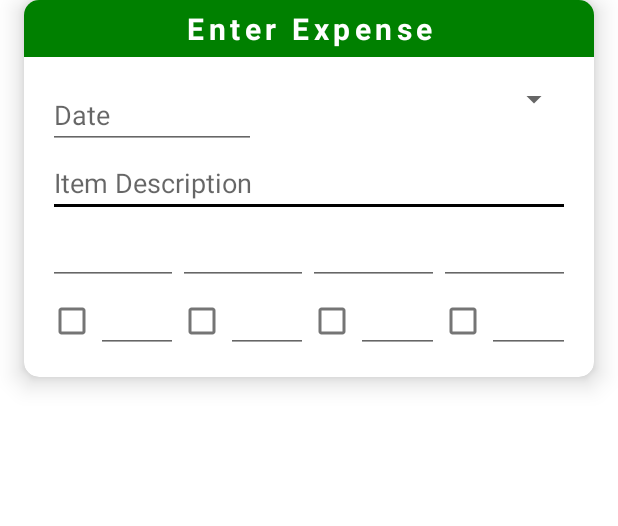
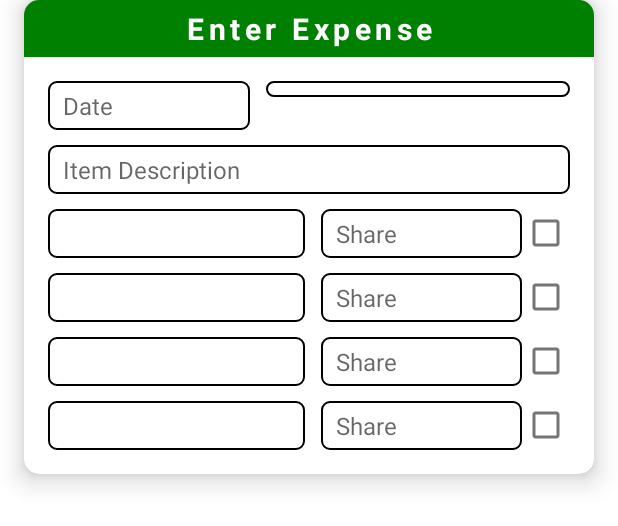
Before and after one commit to Masum-MSNR/expense-updater, an Android app: the layout dialog_entry_area.xml on its own in the app's theme, with its tools: preview values and no code run, on a phone screen of 412 x 824 dp. Shown: the top 526 px of the screen. Run offline under Robolectric (Android 15) with nearby library versions, the phone set to English and light mode, and no system bars.

Commit message:
progress continues

```diff
--- /dev/null
+++ b/app/src/main/res/drawable/rounded_bg.xml
@@ -0,0 +1,5 @@
+<?xml version="1.0" encoding="utf-8"?>
+<shape xmlns:android="http://schemas.android.com/apk/res/android">
+    <stroke android:width="1dp" />
+    <corners android:radius="5dp" />
+</shape>
--- a/app/src/main/res/layout/dialog_entry_area.xml
+++ b/app/src/main/res/layout/dialog_entry_area.xml
@@ -47,140 +47,233 @@
                         android:id="@+id/et_date"
                         android:layout_width="0dp"
                         android:layout_height="wrap_content"
+                        android:layout_marginEnd="5dp"
                         android:layout_weight="4"
+                        android:background="@drawable/rounded_bg"
                         android:clickable="false"
                         android:cursorVisible="false"
                         android:focusable="false"
                         android:focusableInTouchMode="false"
                         android:hint="@string/date"
-                        android:inputType="date" />
+                        android:inputType="date"
+                        android:paddingHorizontal="10dp"
+                        android:paddingVertical="5dp"
+                        android:textSize="16sp" />
 
                     <Spinner
                         android:id="@+id/sp_category"
                         android:layout_width="0dp"
                         android:layout_height="wrap_content"
-                        android:layout_weight="6" />
+                        android:layout_marginStart="5dp"
+                        android:layout_weight="6"
+                        android:background="@drawable/rounded_bg"
+                        android:paddingHorizontal="10dp"
+                        android:paddingVertical="5dp" />
                 </LinearLayout>
 
                 <EditText
                     android:id="@+id/et_item_description"
                     android:layout_width="match_parent"
                     android:layout_height="wrap_content"
-                    android:hint="@string/item_description" />
+                    android:layout_marginTop="10dp"
+                    android:background="@drawable/rounded_bg"
+                    android:hint="@string/item_description"
+                    android:paddingHorizontal="10dp"
+                    android:paddingVertical="5dp"
+                    android:textSize="16sp" />
 
                 <LinearLayout
                     android:layout_width="match_parent"
                     android:layout_height="wrap_content"
+                    android:layout_marginTop="10dp"
                     android:orientation="horizontal"
-                    android:weightSum="8">
+                    android:weightSum="10">
 
                     <EditText
                         android:id="@+id/et_paid_1"
                         android:layout_width="0dp"
                         android:layout_height="wrap_content"
-                        android:layout_weight="2" />
+                        android:layout_marginEnd="5dp"
+                        android:layout_weight="5"
+                        android:background="@drawable/rounded_bg"
+                        android:paddingHorizontal="10dp"
+                        android:paddingVertical="5dp"
+                        android:textSize="16sp" />
+
+                    <RelativeLayout
+                        android:layout_width="0dp"
+                        android:layout_height="wrap_content"
+                        android:layout_weight="5"
+                        android:orientation="horizontal">
+
+
+                        <EditText
+                            android:id="@+id/et_share_1"
+                            android:layout_width="match_parent"
+                            android:layout_height="wrap_content"
+                            android:layout_marginStart="5dp"
+                            android:layout_toStartOf="@id/cb_share_1"
+                            android:background="@drawable/rounded_bg"
+                            android:hint="@string/share"
+                            android:paddingHorizontal="10dp"
+                            android:paddingVertical="5dp"
+                            android:textSize="16sp" />
+
+
+                        <CheckBox
+                            android:id="@+id/cb_share_1"
+                            android:layout_width="wrap_content"
+                            android:layout_height="wrap_content"
+                            android:layout_alignParentEnd="true"
+                            android:minWidth="10dp"
+                            android:minHeight="10dp" />
+                    </RelativeLayout>
+                </LinearLayout>
+
+                <LinearLayout
+                    android:layout_width="match_parent"
+                    android:layout_height="wrap_content"
+                    android:layout_marginTop="10dp"
+                    android:orientation="horizontal"
+                    android:weightSum="10">
 
                     <EditText
                         android:id="@+id/et_paid_2"
                         android:layout_width="0dp"
                         android:layout_height="wrap_content"
-                        android:layout_weight="2" />
+                        android:layout_marginEnd="5dp"
+                        android:layout_weight="5"
+                        android:background="@drawable/rounded_bg"
+                        android:paddingHorizontal="10dp"
+                        android:paddingVertical="5dp"
+                        android:textSize="16sp" />
+
+                    <RelativeLayout
+                        android:layout_width="0dp"
+                        android:layout_height="wrap_content"
+                        android:layout_weight="5"
+                        android:orientation="horizontal">
+
+
+                        <EditText
+                            android:id="@+id/et_share_2"
+                            android:layout_width="match_parent"
+                            android:layout_height="wrap_content"
+                            android:layout_marginStart="5dp"
+                            android:layout_toStartOf="@id/cb_share_2"
+                            android:background="@drawable/rounded_bg"
+                            android:hint="@string/share"
+                            android:paddingHorizontal="10dp"
+                            android:paddingVertical="5dp"
+                            android:textSize="16sp" />
+
+
+                        <CheckBox
+                            android:id="@+id/cb_share_2"
+                            android:layout_width="wrap_content"
+                            android:layout_height="wrap_content"
+                            android:layout_alignParentEnd="true"
+                            android:minWidth="10dp"
+                            android:minHeight="10dp" />
+                    </RelativeLayout>
+                </LinearLayout>
+
+                <LinearLayout
+                    android:layout_width="match_parent"
+                    android:layout_height="wrap_content"
+                    android:layout_marginTop="10dp"
+                    android:orientation="horizontal"
+                    android:weightSum="10">
 
                     <EditText
                         android:id="@+id/et_paid_3"
                         android:layout_width="0dp"
                         android:layout_height="wrap_content"
-                        android:layout_weight="2" />
+                        android:layout_marginEnd="5dp"
+                        android:layout_weight="5"
+                        android:background="@drawable/rounded_bg"
+                        android:paddingHorizontal="10dp"
+                        android:paddingVertical="5dp"
+                        android:textSize="16sp" />
+
+                    <RelativeLayout
+                        android:layout_width="0dp"
+                        android:layout_height="wrap_content"
+                        android:layout_weight="5"
+                        android:orientation="horizontal">
+
+
+                        <EditText
+                            android:id="@+id/et_share_3"
+                            android:layout_width="match_parent"
+                            android:layout_height="wrap_content"
+                            android:layout_marginStart="5dp"
+                            android:layout_toStartOf="@id/cb_share_3"
+                            android:background="@drawable/rounded_bg"
+                            android:hint="@string/share"
+                            android:paddingHorizontal="10dp"
+                            android:paddingVertical="5dp"
+                            android:textSize="16sp" />
+
+
+                        <CheckBox
+                            android:id="@+id/cb_share_3"
+                            android:layout_width="wrap_content"
+                            android:layout_height="wrap_content"
+                            android:layout_alignParentEnd="true"
+                            android:minWidth="10dp"
+                            android:minHeight="10dp" />
+                    </RelativeLayout>
+                </LinearLayout>
+
+                <LinearLayout
+                    android:layout_width="match_parent"
+                    android:layout_height="wrap_content"
+                    android:layout_marginTop="10dp"
+                    android:orientation="horizontal"
+                    android:weightSum="10">
 
                     <EditText
                         android:id="@+id/et_paid_4"
                         android:layout_width="0dp"
                         android:layout_height="wrap_content"
-                        android:layout_weight="2" />
-                </LinearLayout>
+                        android:layout_marginEnd="5dp"
+                        android:layout_weight="5"
+                        android:background="@drawable/rounded_bg"
+                        android:paddingHorizontal="10dp"
+                        android:paddingVertical="5dp"
+                        android:textSize="16sp" />
 
-                <LinearLayout
-                    android:layout_width="match_parent"
-                    android:layout_height="wrap_content"
-                    android:orientation="horizontal"
-                    android:weightSum="8">
-
-                    <LinearLayout
+                    <RelativeLayout
                         android:layout_width="0dp"
                         android:layout_height="wrap_content"
-                        android:layout_weight="2"
+                        android:layout_weight="5"
                         android:orientation="horizontal">
 
-                        <CheckBox
-                            android:id="@+id/cb_share_1"
-                            android:layout_width="wrap_content"
-                            android:layout_height="wrap_content"
-                            android:minWidth="10dp"
-                            android:minHeight="10dp" />
 
                         <EditText
-                            android:id="@+id/et_share_1"
+                            android:id="@+id/et_share_4"
                             android:layout_width="match_parent"
-                            android:layout_height="wrap_content" />
-                    </LinearLayout>
+                            android:layout_height="wrap_content"
+                            android:layout_marginStart="5dp"
+                            android:layout_toStartOf="@id/cb_share_4"
+                            android:background="@drawable/rounded_bg"
+                            android:hint="@string/share"
+                            android:paddingHorizontal="10dp"
+                            android:paddingVertical="5dp"
+                            android:textSize="16sp" />
 
-                    <LinearLayout
-                        android:layout_width="0dp"
-                        android:layout_height="wrap_content"
-                        android:layout_weight="2"
-                        android:orientation="horizontal">
-
-                        <CheckBox
-                            android:id="@+id/cb_share_2"
-                            android:layout_width="wrap_content"
-                            android:layout_height="wrap_content"
-                            android:minWidth="10dp"
-                            android:minHeight="10dp" />
-
-                        <EditText
-                            android:id="@+id/et_share_2"
-                            android:layout_width="match_parent"
-                            android:layout_height="wrap_content" />
-                    </LinearLayout>
-
-                    <LinearLayout
-                        android:layout_width="0dp"
-                        android:layout_height="wrap_content"
-                        android:layout_weight="2"
-                        android:orientation="horizontal">
-
-                        <CheckBox
-                            android:id="@+id/cb_share_3"
-                            android:layout_width="wrap_content"
-                            android:layout_height="wrap_content"
-                            android:minWidth="10dp"
-                            android:minHeight="10dp" />
-
-                        <EditText
-                            android:id="@+id/et_share_3"
-                            android:layout_width="match_parent"
-                            android:layout_height="wrap_content" />
-                    </LinearLayout>
-
-                    <LinearLayout
-                        android:layout_width="0dp"
-                        android:layout_height="wrap_content"
-                        android:layout_weight="2"
-                        android:orientation="horizontal">
 
                         <CheckBox
                             android:id="@+id/cb_share_4"
                             android:layout_width="wrap_content"
                             android:layout_height="wrap_content"
+                            android:layout_alignParentEnd="true"
                             android:minWidth="10dp"
                             android:minHeight="10dp" />
+                    </RelativeLayout>
+                </LinearLayout>
 
-                        <EditText
-                            android:id="@+id/et_share_4"
-                            android:layout_width="match_parent"
-                            android:layout_height="wrap_content" />
-                    </LinearLayout>
-                </LinearLayout>
             </LinearLayout>
         </LinearLayout>
 
--- a/app/src/main/res/values/strings.xml
+++ b/app/src/main/res/values/strings.xml
@@ -26,6 +26,7 @@
     <string name="item_description">Item Description</string>
     <string name="enter_expense">Enter Expense</string>
     <string name="add_expense">Add Expense</string>
+    <string name="share">Share</string>
 
 
     <string-array name="categories">
```
Also changed, not shown: app/src/main/java/com/msnr/expense_updater/receiver/OnBootReceiver.java (line endings or trailing spaces).
